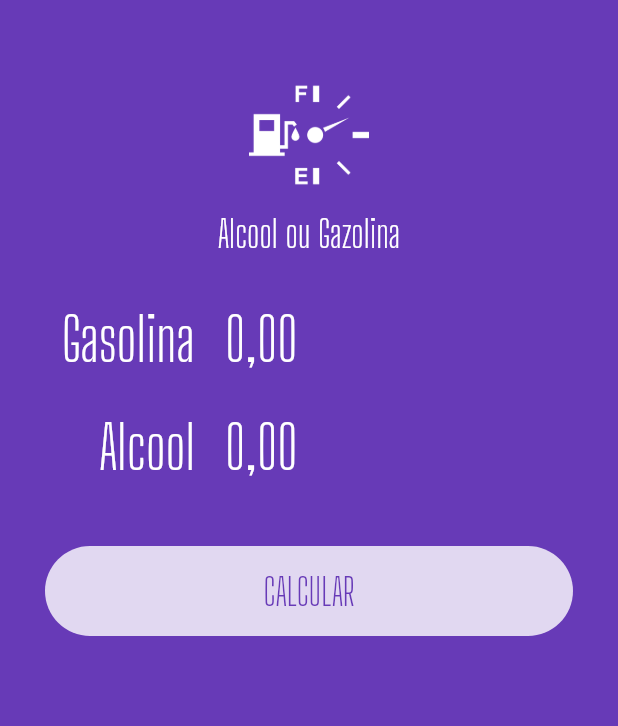
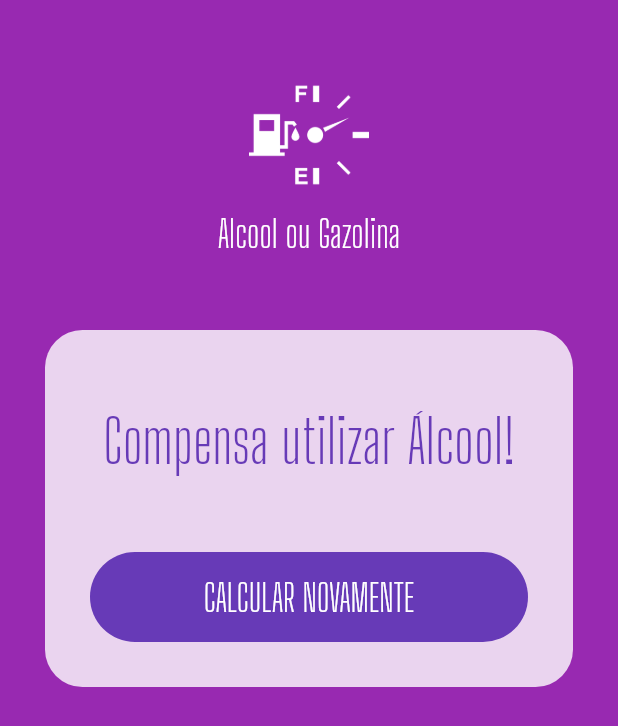
Before and after one commit to joaoleitecosta/alcool-gazolina, a Flutter app: the screen it shows after launch, after a tap on "CALCULAR", on a phone screen of 412 x 824 dp. Shown: the top 726 px of the screen. Run offline on Flutter 3.47's test engine with Material 2 defaults, Android fonts, the phone set to English and light mode, and no system bars; our stand-ins replace flutter_masked_text.

Commit message:
finishing project

```diff
--- a/aog/lib/main.dart
+++ b/aog/lib/main.dart
@@ -1,10 +1,6 @@
 
-import 'package:aog/widgets/input.dart';
-import 'package:aog/widgets/loading-button.widget.dart';
-import 'package:aog/widgets/logo-widget.dart';
-import 'package:aog/widgets/submit-form.dart';
+import 'package:aog/pages/home.page.dart';
 import 'package:flutter/material.dart';
-import 'package:flutter_masked_text/flutter_masked_text.dart';
 
 void main() => runApp(MyApp());
 
@@ -14,7 +10,7 @@ class MyApp extends StatelessWidget {
   Widget build(BuildContext context) {
     return MaterialApp(
       debugShowCheckedModeBanner: false,
-      title: 'Flutter Demo',
+      title: 'Alcool ou Gazolina',
       theme: ThemeData(
         primarySwatch: Colors.deepPurple,
       ),
@@ -22,26 +18,3 @@ class MyApp extends StatelessWidget {
     );
   }
 }
-
-class HomePage extends StatelessWidget {
-    var _gasCtrl = new MoneyMaskedTextController();
-    var _alcCtrl = new MoneyMaskedTextController();
-
-  @override
-  Widget build(BuildContext context) {
-    return Scaffold(
-      backgroundColor: Theme.of(context).primaryColor,
-      body: ListView(
-        children: <Widget>[
-          Logo(),
-          SubmitForm(
-            alcCtrl: _alcCtrl,
-            gasCtrl: _gasCtrl,
-            busy: false,
-            submitFunc: (){},
-            ),
-        ],
-      ),
-    );
-  }
-}
--- /dev/null
+++ b/aog/lib/pages/home.page.dart
@@ -0,0 +1,90 @@
+import 'package:aog/widgets/logo-widget.dart';
+import 'package:aog/widgets/submit-form.dart';
+import 'package:aog/widgets/success.widget.dart';
+import 'package:flutter/material.dart';
+import 'package:flutter_masked_text/flutter_masked_text.dart';
+
+
+class HomePage extends StatefulWidget {
+  @override
+  _HomePageState createState() => _HomePageState();
+}
+
+class _HomePageState extends State<HomePage> {
+    var _gasCtrl = new MoneyMaskedTextController();
+    var _alcCtrl = new MoneyMaskedTextController();
+    var _busy = false;
+    var _completed = false;
+    var _resultText = "";
+    var _color = Colors.deepPurple ;
+
+  @override
+  Widget build(BuildContext context) {
+    return Scaffold(
+      backgroundColor: Theme.of(context).primaryColor,
+      body: AnimatedContainer(
+        duration: Duration(
+          milliseconds: 1200,
+        ),
+       color: _color,
+       child: ListView(
+        children: <Widget>[
+          Logo(),
+          _completed
+          ? Success(
+           result: _resultText,
+           reset: reset,
+          )
+          : SubmitForm(
+             alcCtrl: _alcCtrl,
+             gasCtrl: _gasCtrl,
+             busy: _busy,
+             submitFunc: calculate,
+            ),
+        ],
+      ),
+      ),
+
+
+    );
+  }
+
+  Future calculate() {
+  double alc = double.parse(_alcCtrl.text.replaceAll(new RegExp(r'[,.]'), ''))/100;
+  double gas = double.parse(_gasCtrl.text.replaceAll(new RegExp(r'[,.]'), ''))/100;
+  double res = alc / gas;
+
+  setState(() {
+    _completed = false;
+    _busy = true;
+    _color = Colors.purple;
+ });
+
+   return new Future.delayed(
+     const Duration(seconds: 1), () {
+       setState(() {
+         if(res >= 0.7) {
+           _resultText = "Compensa utilizar Gazolina!";
+         }else {
+           _resultText = "Compensa utilizar Álcool!";
+         }
+         _completed = true;
+         _busy = false;
+
+       });
+     });
+
+
+  }
+
+   reset() {
+    setState(() {
+      _alcCtrl = new MoneyMaskedTextController();
+      _gasCtrl = new MoneyMaskedTextController();
+      _completed = false;
+      _busy = false;
+      _color = Colors.deepPurple;
+    });
+
+  }
+}
--- a/aog/lib/widgets/submit-form.dart
+++ b/aog/lib/widgets/submit-form.dart
@@ -43,7 +43,7 @@ class SubmitForm extends StatelessWidget {
           ),
           LoadingButton(
             busy: busy,
-            func: (){},
+            func: submitFunc,
             invert: false,
             text: "CALCULAR",
           )
--- a/aog/pubspec.yaml
+++ b/aog/pubspec.yaml
@@ -24,6 +24,7 @@ dependencies:
   # Use with the CupertinoIcons class for iOS style icons.
   cupertino_icons: ^0.1.2
   flutter_masked_text: ^0.8.0
+  toast: ^0.1.5
 
 dev_dependencies:
   flutter_test:
```
Also changed, not shown: aog/pubspec.lock.
